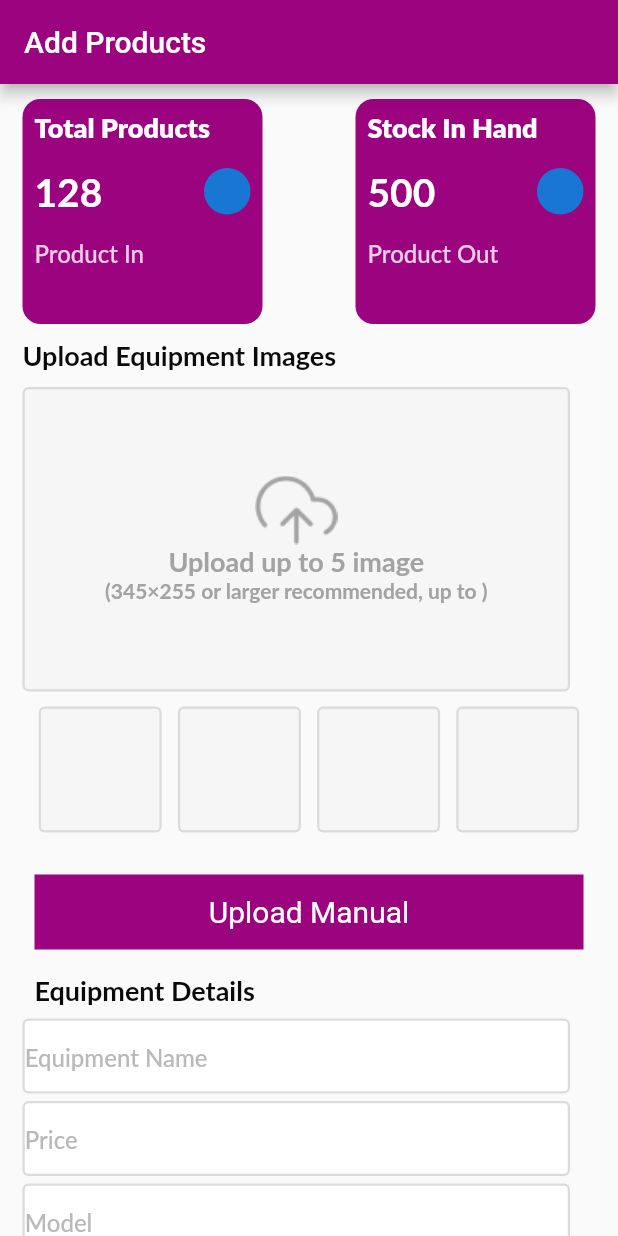
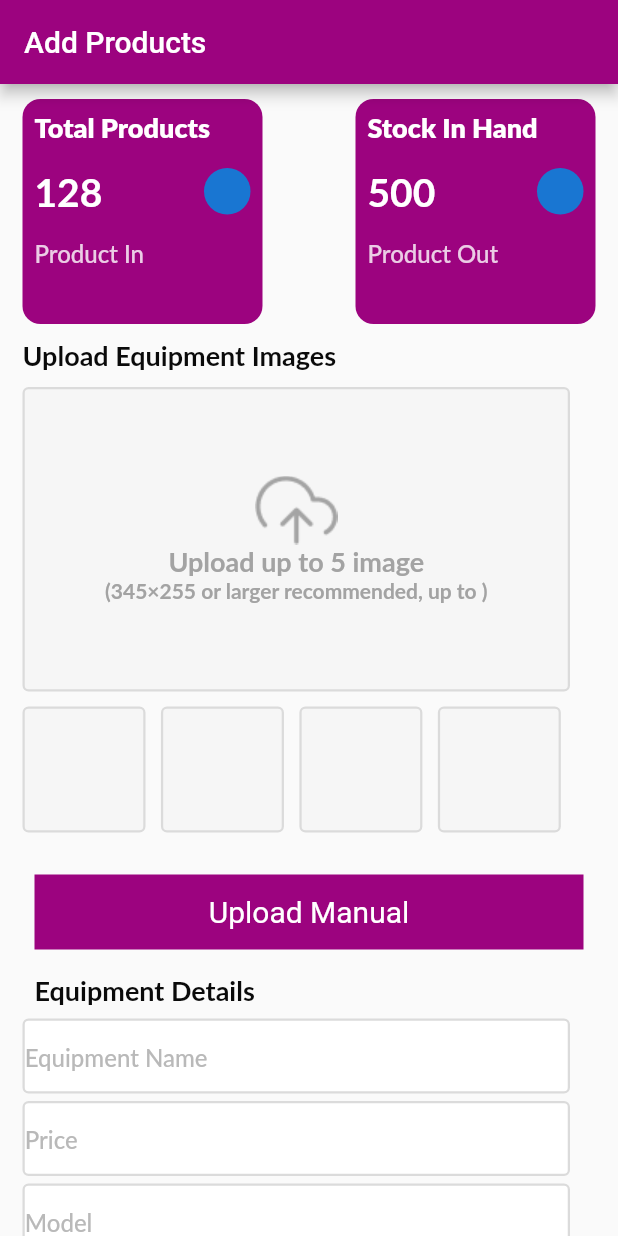
Before and after one commit to guri1423/purpleavapp, a Flutter app: the AddProducts screen opened directly, after a tap on "Add Product", on a phone screen of 412 x 824 dp. Run offline on Flutter 3.47's test engine with Material 2 defaults, Android fonts, the phone set to English and light mode, and no system bars; our stand-ins replace hive, hive_flutter, image_picker, pin_code_fields; accounts and stored records are empty; Roboto replaces fonts that are missing (Lato).

Commit message:
image picker

```diff
--- a/lib/Screens/Add_Products.dart
+++ b/lib/Screens/Add_Products.dart
@@ -8,6 +8,7 @@ import 'package:purpleavapp/Screens/SignUp.dart';
 
 import '../Widgets/image_widgets.dart';
 
+
 class AddProducts extends StatefulWidget {
   const AddProducts({Key? key}) : super(key: key);
 
@@ -16,10 +17,13 @@ class AddProducts extends StatefulWidget {
 }
 
 class _AddProductsState extends State<AddProducts> {
-  var _image;
-
 
   bool form=false;
+  File? _image1;
+  File? _image2;
+  File? _image3;
+  File? _image4;
+
   @override
   Widget build(BuildContext context) {
     return Scaffold(
@@ -282,7 +286,29 @@ class _AddProductsState extends State<AddProducts> {
                                       ),
                                       child: Center(
                                         child: GestureDetector(onTap: (){
-                                          getImage();
+                                          getImage(ImageSource.gallery).then((value) {
+                                            setState(() {
+                                              if(_image1 == null){
+                                                setState(() {
+                                                  _image1= File(value!.path);
+                                                });
+                                              }else if(_image2 == null){
+                                                setState(() {
+                                                  _image2= File(value!.path);
+                                                });
+                                              }else if(_image3 == null){
+                                                setState(() {
+                                                  _image3= File(value!.path);
+                                                });
+                                              }else if(_image4 == null){
+                                                setState(() {
+                                                  _image4= File(value!.path);
+                                                });
+                                              }
+
+
+                                            });
+                                          });
                                           Navigator.pop(context);
                                         },
                                           child: Text(
@@ -309,9 +335,27 @@ class _AddProductsState extends State<AddProducts> {
                                       ),
                                       child: Center(
                                         child: GestureDetector(onTap: (){
-                                          getImage().then((value) {
+                                         getImage(ImageSource.camera).then((value) {
                                            setState(() {
-                                              _image = File(value);
+                                             if(_image1 == null){
+                                               setState(() {
+                                                 _image1= File(value!.path);
+                                               });
+                                             }else if(_image2 == null){
+                                               setState(() {
+                                                 _image2= File(value!.path);
+                                               });
+                                             }else if(_image3 == null){
+                                               setState(() {
+                                                 _image3= File(value!.path);
+                                               });
+                                             }else if(_image4 == null){
+                                               setState(() {
+                                                 _image4= File(value!.path);
+                                               });
+                                             }
+
+
                                            });
                                          });
                                           Navigator.pop(context);
@@ -380,21 +424,39 @@ class _AddProductsState extends State<AddProducts> {
           ),
         ),
         SizedBox(height: 10,),
-        Row(
-          mainAxisAlignment: MainAxisAlignment.spaceEvenly,
-          children: [
-          _image != null? Container(
+        Container(
+          width: MediaQuery.of(context).size.width,
+          height: 84,
+          child: Padding(
+            padding: const EdgeInsets.symmetric(horizontal: 0),
+            child: ListView.builder(
+              itemCount: 4,
+                shrinkWrap: true,
+                scrollDirection: Axis.horizontal,
+                physics: NeverScrollableScrollPhysics(),
+                itemBuilder: (context, index) {
+                List<File?>name=[
+                  _image1,
+                  _image2,
+                  _image3,
+                  _image4
+                ];
+              return  Padding(padding: EdgeInsets.only(right: MediaQuery.of(context).size.width*0.025),
+              child: name[index]!= null
+                  ? Container(
                 width: 82,
                 height: 84,
                 decoration: BoxDecoration(
                   image: DecorationImage(
-                  image: FileImage(_image!)
+                    fit: BoxFit.contain,
+                      image: FileImage(name[index]!)
                   ),
                   borderRadius: BorderRadius.circular(4),
                   border: Border.all(color: Color(0xffdbdbdb), width: 1.50, ),
                   color: Color(0xfff6f6f6),
                 ),
-          ):   Container(
+              )
+                  :   Container(
                 width: 82,
                 height: 84,
                 decoration: BoxDecoration(
@@ -402,36 +464,11 @@ class _AddProductsState extends State<AddProducts> {
                   border: Border.all(color: Color(0xffdbdbdb), width: 1.50, ),
                   color: Color(0xfff6f6f6),
                 ),
-            ),
-            Container(
-              width: 82,
-              height: 84,
-              decoration: BoxDecoration(
-                borderRadius: BorderRadius.circular(4),
-                border: Border.all(color: Color(0xffdbdbdb), width: 1.50, ),
-                color: Color(0xfff6f6f6),
+              ),);
+            }),
           ),
         ),
-            Container(
-              width: 82,
-              height: 84,
-              decoration: BoxDecoration(
-                borderRadius: BorderRadius.circular(4),
-                border: Border.all(color: Color(0xffdbdbdb), width: 1.50, ),
-                color: Color(0xfff6f6f6),
-              ),
-            ),
-            Container(
-              width: 82,
-              height: 84,
-              decoration: BoxDecoration(
-                borderRadius: BorderRadius.circular(4),
-                border: Border.all(color: Color(0xffdbdbdb), width: 1.50, ),
-                color: Color(0xfff6f6f6),
-              ),
-            ),
-          ],
-        ),
+
 
         SizedBox(height: 20,),
         Padding(
--- a/lib/Widgets/image_widgets.dart
+++ b/lib/Widgets/image_widgets.dart
@@ -10,7 +10,7 @@ import 'package:image_picker/image_picker.dart';
 
 
 
-Future<dynamic?>getImage() async {
-  final image = await ImagePicker().pickImage(source: ImageSource.gallery);
-return image!.path;
+Future getImage(ImageSource source) async {
+ XFile? pickedFile = await ImagePicker().pickImage(source: ImageSource.gallery);
+ return pickedFile;
 }
```
Also changed, not shown: 1 other file. Lines whose indentation alone changed are shown as unchanged.
